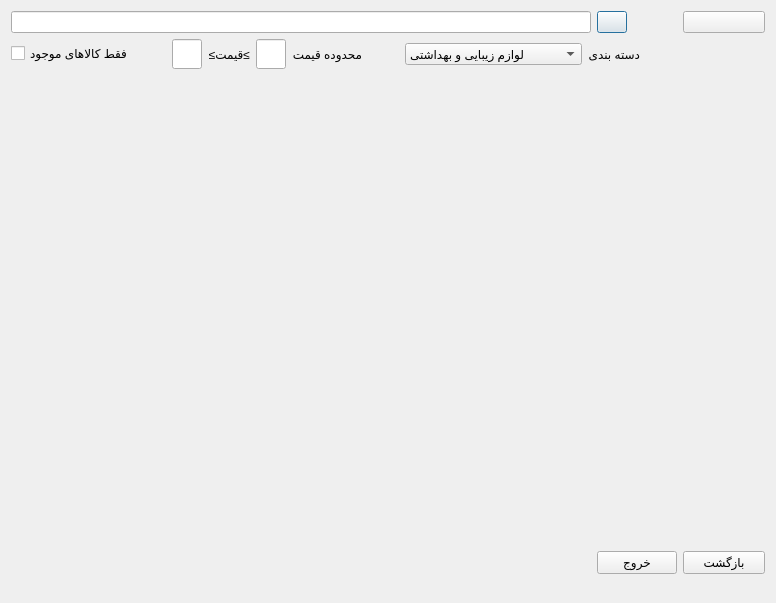
Old version of the form searchdialog.ui in the repository Alireza8hi/Project-DigiKala.
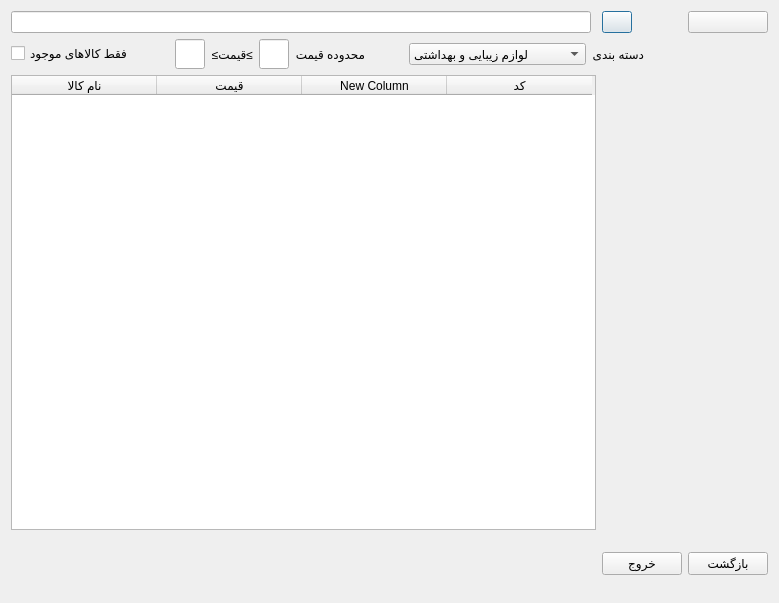
New version of the form. Icons and pictures are not drawn.

```diff
--- a/searchdialog.ui
+++ b/searchdialog.ui
@@ -6,7 +6,7 @@
    <rect>
     <x>0</x>
     <y>0</y>
-    <width>776</width>
+    <width>779</width>
     <height>603</height>
    </rect>
   </property>
@@ -330,6 +330,36 @@
      </property>
     </widget>
    </item>
+   <item row="4" column="0">
+    <widget class="QTableWidget" name="tableWidget">
+     <property name="alternatingRowColors">
+      <bool>true</bool>
+     </property>
+     <attribute name="horizontalHeaderDefaultSectionSize">
+      <number>145</number>
+     </attribute>
+     <column>
+      <property name="text">
+       <string>نام کالا</string>
+      </property>
+     </column>
+     <column>
+      <property name="text">
+       <string>قیمت</string>
+      </property>
+     </column>
+     <column>
+      <property name="text">
+       <string>New Column</string>
+      </property>
+     </column>
+     <column>
+      <property name="text">
+       <string>کد</string>
+      </property>
+     </column>
+    </widget>
+   </item>
   </layout>
  </widget>
  <resources>
```
